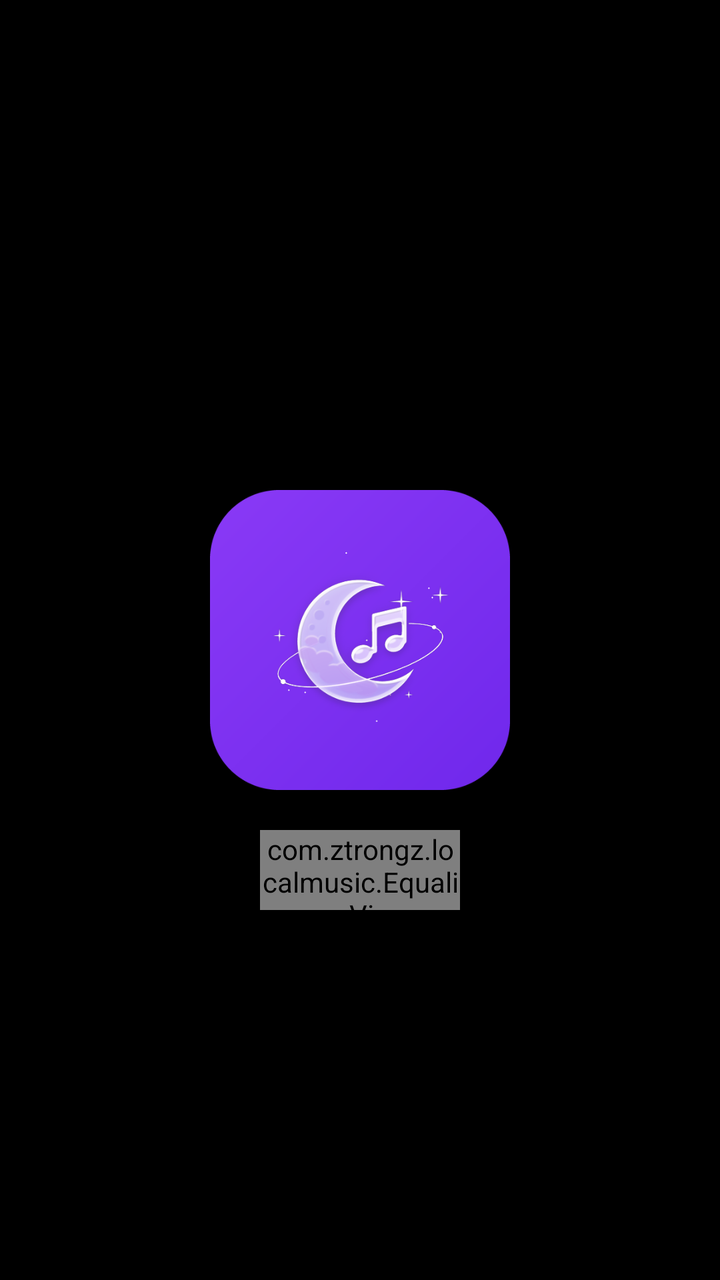
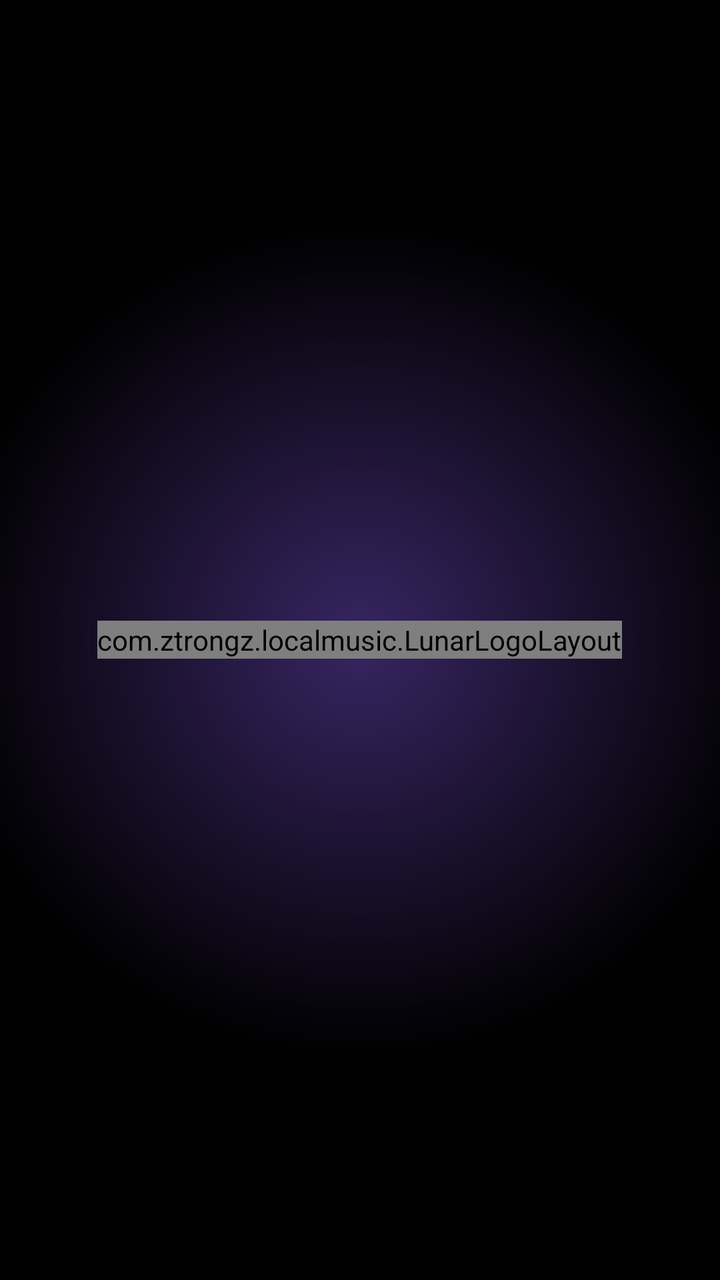

Compare the two renders of this Android layout. The source of the first and the diff that turns it into the second are given below.
<!-- AndroidManifest.xml: activity theme Theme.LocalMusic -->
<!-- res/layout/activity_splash.xml -->
<?xml version="1.0" encoding="utf-8"?>
<RelativeLayout xmlns:android="http://schemas.android.com/apk/res/android"
    android:layout_width="match_parent"
    android:layout_height="match_parent"
    android:background="#000000">

    <ImageView
        android:id="@+id/splash_logo"
        android:layout_width="150dp"
        android:layout_height="150dp"
        android:layout_centerInParent="true"
        android:src="@drawable/logo" />

    
    <com.ztrongz.localmusic.EqualizerView
        android:id="@+id/equalizer_view"
        android:layout_width="100dp"
        android:layout_height="40dp"
        android:layout_below="@id/splash_logo"
        android:layout_centerHorizontal="true"
        android:layout_marginTop="20dp" />

</RelativeLayout>
<!-- resources referenced by this layout -->
<resources>
  <!-- drawable logo: png bitmap (drawable, 82471 bytes) -->
  <style name="Theme.LocalMusic" parent="Theme.Material3.Light.NoActionBar">
          <item name="android:statusBarColor">@color/white</item>
          <item name="android:windowLightStatusBar">true</item>
          <item name="android:windowSplashScreenBackground">#000000</item>
          <item name="android:windowSplashScreenAnimatedIcon">@drawable/logo</item>
      </style>
  <color name="white">#FFFFFF</color>
</resources>

<!-- the commit's change to res/layout/activity_splash.xml (unified diff, before → after) -->
@@ -1,23 +1,133 @@
 <?xml version="1.0" encoding="utf-8"?>
-<RelativeLayout xmlns:android="http://schemas.android.com/apk/res/android"
+<FrameLayout xmlns:android="http://schemas.android.com/apk/res/android"
+    xmlns:app="http://schemas.android.com/apk/res-auto"
     android:layout_width="match_parent"
     android:layout_height="match_parent"
-    android:background="#000000">
-
-    <ImageView
-        android:id="@+id/splash_logo"
-        android:layout_width="150dp"
-        android:layout_height="150dp"
-        android:layout_centerInParent="true"
-        android:src="@drawable/logo" />
+    android:background="#000000"
+    android:clipChildren="false"
+    android:clipToPadding="false">
 
     
-    <com.ztrongz.localmusic.EqualizerView
-        android:id="@+id/equalizer_view"
-        android:layout_width="100dp"
-        android:layout_height="40dp"
-        android:layout_below="@id/splash_logo"
-        android:layout_centerHorizontal="true"
-        android:layout_marginTop="20dp" />
+    <View
+        android:id="@+id/splashBackGlow"
+        android:layout_width="420dp"
+        android:layout_height="420dp"
+        android:layout_gravity="center"
+        android:background="@drawable/bg_splash_glow" />
 
-</RelativeLayout>
+    
+    <com.ztrongz.localmusic.LunarLogoLayout
+        android:id="@+id/splashLogoGroup"
+        android:layout_width="wrap_content"
+        android:layout_height="wrap_content"
+        android:layout_gravity="center"
+        android:clipChildren="false"
+        android:clipToPadding="false"
+        android:gravity="center_horizontal"
+        android:orientation="vertical">
+
+        
+        <FrameLayout
+            android:id="@+id/splashLogoFrame"
+            android:layout_width="240dp"
+            android:layout_height="150dp"
+            android:clipChildren="false"
+            android:clipToPadding="false">
+
+            <com.ztrongz.localmusic.OrbitRingView
+                android:id="@+id/ringBack"
+                android:layout_width="match_parent"
+                android:layout_height="match_parent"
+                android:tag="back" />
+
+            <ImageView
+                android:id="@+id/ivLunarGlow"
+                android:layout_width="match_parent"
+                android:layout_height="match_parent"
+                android:alpha="0.12"
+                android:importantForAccessibility="no"
+                android:scaleType="fitCenter"
+                android:src="@drawable/logo_moon"
+                app:tint="#8B5CF6" />
+
+            <ImageView
+                android:id="@+id/ivLunarMoon"
+                android:layout_width="match_parent"
+                android:layout_height="match_parent"
+                android:importantForAccessibility="no"
+                android:scaleType="fitCenter"
+                android:src="@drawable/logo_moon" />
+
+            <ImageView
+                android:id="@+id/ivLunarNote"
+                android:layout_width="match_parent"
+                android:layout_height="match_parent"
+                android:importantForAccessibility="no"
+                android:scaleType="fitCenter"
+                android:src="@drawable/logo_note" />
+
+            <com.ztrongz.localmusic.OrbitRingView
+                android:id="@+id/ringFront"
+                android:layout_width="match_parent"
+                android:layout_height="match_parent"
+                android:tag="front" />
+
+            <ImageView
+                android:id="@+id/ivSparkle1"
+                android:layout_width="28dp"
+                android:layout_height="28dp"
+                android:layout_marginStart="205dp"
+                android:layout_marginTop="5dp"
+                android:alpha="0"
+                android:importantForAccessibility="no"
+                android:src="@drawable/ic_logo_sparkle" />
+
+            <ImageView
+                android:id="@+id/ivSparkle2"
+                android:layout_width="25dp"
+                android:layout_height="25dp"
+                android:layout_marginStart="8dp"
+                android:layout_marginTop="60dp"
+                android:alpha="0"
+                android:importantForAccessibility="no"
+                android:src="@drawable/ic_logo_sparkle" />
+
+            <ImageView
+                android:id="@+id/ivSparkle3"
+                android:layout_width="22dp"
+                android:layout_height="22dp"
+                android:layout_marginStart="183dp"
+                android:layout_marginTop="125dp"
+                android:alpha="0"
+                android:importantForAccessibility="no"
+                android:src="@drawable/ic_logo_sparkle" />
+        </FrameLayout>
+
+        
+        <FrameLayout
+            android:id="@+id/splashWordFrame"
+            android:layout_width="wrap_content"
+            android:layout_height="wrap_content"
+            android:layout_marginTop="2dp"
+            android:clipChildren="false"
+            android:clipToPadding="false">
+
+            <ImageView
+                android:id="@+id/ivWordGlow"
+                android:layout_width="220dp"
+                android:layout_height="98dp"
+                android:alpha="0.3"
+                android:importantForAccessibility="no"
+                android:scaleType="fitCenter"
+                android:src="@drawable/logo_word_glow" />
+
+            <ImageView
+                android:id="@+id/ivWord"
+                android:layout_width="220dp"
+                android:layout_height="98dp"
+                android:contentDescription="Lunar Music"
+                android:scaleType="fitCenter"
+                android:src="@drawable/logo_word" />
+        </FrameLayout>
+    </com.ztrongz.localmusic.LunarLogoLayout>
+</FrameLayout>
<!-- resource entries referenced after the edit -->
@@ -1,5 +1,34 @@
 <!-- resources referenced by this layout -->
 <resources>
+  <!-- drawable bg_splash_glow (drawable) -->
+  <?xml version="1.0" encoding="utf-8"?>
+  <shape xmlns:android="http://schemas.android.com/apk/res/android" android:shape="rectangle">
+      <gradient
+          android:centerX="0.5"
+          android:centerY="0.5"
+          android:endColor="#008B5CF6"
+          android:gradientRadius="50%p"
+          android:startColor="#668B5CF6"
+          android:type="radial" />
+  </shape>
+  <!-- drawable ic_logo_sparkle (drawable) -->
+  <?xml version="1.0" encoding="utf-8"?>
+  <vector xmlns:android="http://schemas.android.com/apk/res/android"
+      android:width="24dp"
+      android:height="24dp"
+      android:viewportWidth="24"
+      android:viewportHeight="24">
+      <path
+          android:fillColor="#A78BFA"
+          android:pathData="M12,0 C12.8,7 17,11.2 24,12 C17,12.8 12.8,17 12,24 C11.2,17 7,12.8 0,12 C7,11.2 11.2,7 12,0 Z" />
+      <path
+          android:fillColor="#FFFFFF"
+          android:pathData="M12,6 C12.4,9.6 14.4,11.6 18,12 C14.4,12.4 12.4,14.4 12,18 C11.6,14.4 9.6,12.4 6,12 C9.6,11.6 11.6,9.6 12,6 Z" />
+  </vector>
+  <!-- drawable logo_moon: png bitmap (drawable-nodpi, 57509 bytes) -->
+  <!-- drawable logo_note: png bitmap (drawable-nodpi, 20321 bytes) -->
+  <!-- drawable logo_word: png bitmap (drawable-nodpi, 39405 bytes) -->
+  <!-- drawable logo_word_glow: png bitmap (drawable-nodpi, 105652 bytes) -->
   <!-- drawable logo: png bitmap (drawable, 82471 bytes) -->
   <style name="Theme.LocalMusic" parent="Theme.Material3.Light.NoActionBar">
           <item name="android:statusBarColor">@color/white</item>
